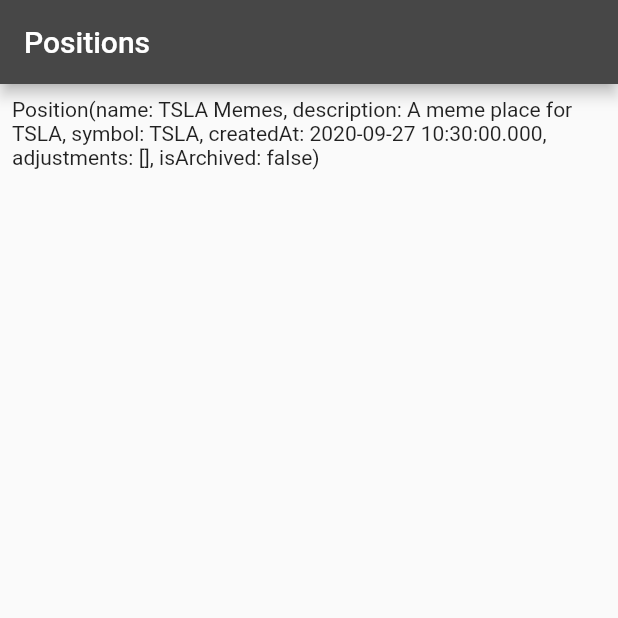
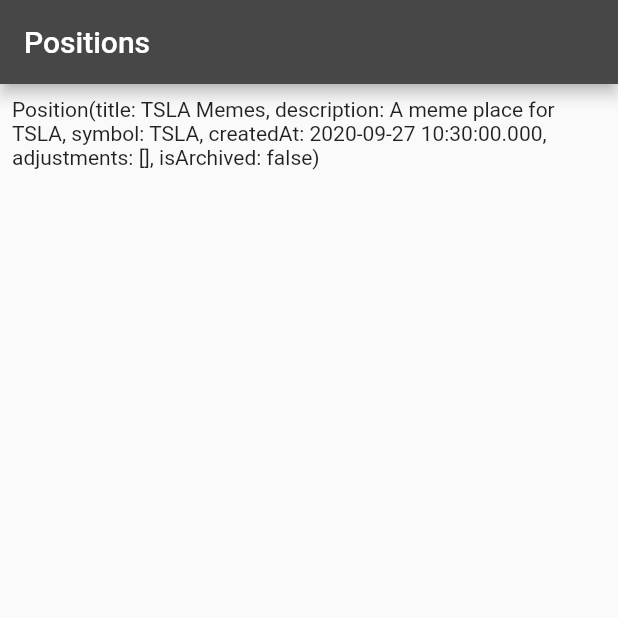
Before and after one commit to jacks205/justmnts, a Flutter app: the screen it shows once a user with an empty profile is signed in, on a phone screen of 412 x 824 dp, the top half of it. Run offline on Flutter 3.47's test engine with Material 2 defaults, Android fonts, the phone set to English and light mode, and no system bars; our stand-ins replace firebase_auth, firebase_core; accounts and stored records are empty; network calls fail; Roboto replaces fonts that are missing (Hind).

```diff
--- a/lib/MainStore.dart
+++ b/lib/MainStore.dart
@@ -19,14 +19,14 @@ class MainStore extends ChangeNotifier {
     List<Position> positions = await Future.delayed(Duration(seconds: 2))
         .then((value) => Future.value([
               Position(
-                  name: 'TSLA Memes',
+                  title: 'TSLA Memes',
                   symbol: 'TSLA',
                   description: 'A meme place for TSLA',
                   adjustments: [],
                   createdAt: DateTime.now(),
                   isArchived: false),
               Position(
-                  name: 'AMD Memes',
+                  title: 'AMD Memes',
                   symbol: 'AMD',
                   description: 'A meme place for AMD',
                   adjustments: [],
@@ -37,4 +37,10 @@ class MainStore extends ChangeNotifier {
     hasFetched = true;
     notifyListeners();
   }
+
+  void createNewPosition(Position position) {
+    // TODO: Firebase
+    _positions.add(position);
+    notifyListeners();
+  }
 }
--- a/lib/main.dart
+++ b/lib/main.dart
@@ -69,7 +69,7 @@ class MyApp extends StatelessWidget {
               },
             ),
         // When navig ating to the "/second" route, build the SecondScreen widget.
-        '/create-position': (context) => CreatePositionPage(),
+        '/createPosition': (context) => CreatePositionPage(),
       },
     );
   }
--- a/lib/models/Position.dart
+++ b/lib/models/Position.dart
@@ -4,23 +4,25 @@ import 'package:flutter/foundation.dart';
 import 'package:justmnts/models/Adjustment.dart';
 
 class Position {
-  final String name;
+  final String title;
   final String description;
   final String symbol;
   final DateTime createdAt;
   final List<Adjustment> adjustments;
   final bool isArchived;
   Position({
-    this.name,
+    this.title,
     this.description,
     this.symbol,
-    this.createdAt,
-    this.adjustments,
-    this.isArchived,
-  });
+    DateTime createdAt,
+    List<Adjustment> adjustments,
+    isArchived,
+  })  : createdAt = createdAt ?? DateTime.now(),
+        adjustments = adjustments ?? List<Adjustment>(),
+        isArchived = isArchived ?? false;
 
   Position copyWith({
-    String name,
+    String title,
     String description,
     String symbol,
     DateTime createdAt,
@@ -28,7 +30,7 @@ class Position {
     bool isArchived,
   }) {
     return Position(
-      name: name ?? this.name,
+      title: title ?? this.title,
       description: description ?? this.description,
       symbol: symbol ?? this.symbol,
       createdAt: createdAt ?? this.createdAt,
@@ -39,7 +41,7 @@ class Position {
 
   Map<String, dynamic> toMap() {
     return {
-      'name': name,
+      'title': title,
       'description': description,
       'symbol': symbol,
       'createdAt': createdAt?.millisecondsSinceEpoch,
@@ -52,7 +54,7 @@ class Position {
     if (map == null) return null;
 
     return Position(
-      name: map['name'],
+      title: map['title'],
       description: map['description'],
       symbol: map['symbol'],
       createdAt: DateTime.fromMillisecondsSinceEpoch(map['createdAt']),
@@ -69,7 +71,7 @@ class Position {
 
   @override
   String toString() {
-    return 'Position(name: $name, description: $description, symbol: $symbol, createdAt: $createdAt, adjustments: $adjustments, isArchived: $isArchived)';
+    return 'Position(title: $title, description: $description, symbol: $symbol, createdAt: $createdAt, adjustments: $adjustments, isArchived: $isArchived)';
   }
 
   @override
@@ -77,7 +79,7 @@ class Position {
     if (identical(this, o)) return true;
 
     return o is Position &&
-        o.name == name &&
+        o.title == title &&
         o.description == description &&
         o.symbol == symbol &&
         o.createdAt == createdAt &&
@@ -87,7 +89,7 @@ class Position {
 
   @override
   int get hashCode {
-    return name.hashCode ^
+    return title.hashCode ^
         description.hashCode ^
         symbol.hashCode ^
         createdAt.hashCode ^
--- a/lib/positions/PositionsPage.dart
+++ b/lib/positions/PositionsPage.dart
@@ -37,7 +37,7 @@ class PositionsPage extends StatelessWidget {
           child: Container(),
         ),
         floatingActionButton: FloatingActionButton(
-          onPressed: () => Navigator.of(context).pushNamed('/create-position'),
+          onPressed: () => Navigator.of(context).pushNamed('/createPosition'),
           tooltip: 'Add Position',
           child: Icon(Icons.add),
         ));
```
Also changed, not shown: lib/positions/CreatePositionPage.dart (+111 -10 lines).
